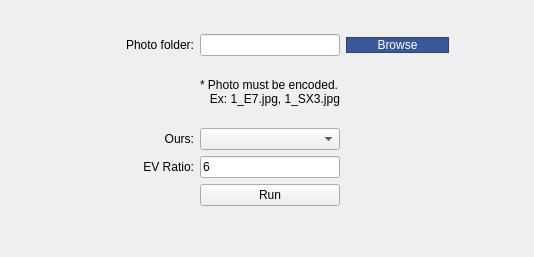
Old version of the form NTU/Chou/newUI.ui in the repository YuTing-Fang1999/FIH-tool.
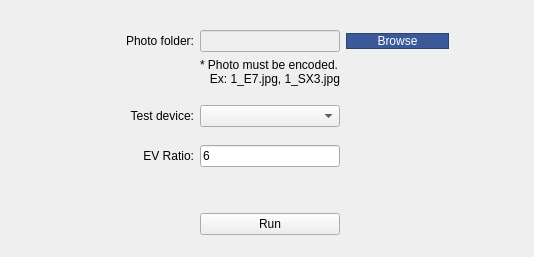
New version of the form.

The edit to the form file:
```diff
--- a/NTU/Chou/newUI.ui
+++ b/NTU/Chou/newUI.ui
@@ -16,16 +16,111 @@
   <property name="styleSheet">
    <string notr="true"/>
   </property>
-  <widget class="QWidget" name="">
+  <widget class="QWidget" name="layoutWidget">
    <property name="geometry">
     <rect>
      <x>90</x>
-     <y>34</y>
+     <y>30</y>
      <width>359</width>
-     <height>172</height>
+     <height>205</height>
     </rect>
    </property>
-   <layout class="QGridLayout" name="gridLayout">
+   <layout class="QGridLayout" name="gridLayout" rowstretch="2,2,2,2,2,0,0,0" rowminimumheight="2,2,2,2,2,0,0,0">
+    <property name="verticalSpacing">
+     <number>-1</number>
+    </property>
+    <item row="7" column="2">
+     <spacer name="horizontalSpacer_6">
+      <property name="orientation">
+       <enum>Qt::Horizontal</enum>
+      </property>
+      <property name="sizeHint" stdset="0">
+       <size>
+        <width>40</width>
+        <height>20</height>
+       </size>
+      </property>
+     </spacer>
+    </item>
+    <item row="7" column="1">
+     <widget class="QPushButton" name="pushButton_run">
+      <property name="text">
+       <string>Run</string>
+      </property>
+     </widget>
+    </item>
+    <item row="4" column="0">
+     <spacer name="verticalSpacer">
+      <property name="orientation">
+       <enum>Qt::Vertical</enum>
+      </property>
+      <property name="sizeHint" stdset="0">
+       <size>
+        <width>20</width>
+        <height>40</height>
+       </size>
+      </property>
+     </spacer>
+    </item>
+    <item row="5" column="2">
+     <spacer name="horizontalSpacer_4">
+      <property name="orientation">
+       <enum>Qt::Horizontal</enum>
+      </property>
+      <property name="sizeHint" stdset="0">
+       <size>
+        <width>40</width>
+        <height>20</height>
+       </size>
+      </property>
+     </spacer>
+    </item>
+    <item row="5" column="0">
+     <widget class="QLabel" name="label_EV_ratio">
+      <property name="text">
+       <string>EV Ratio:</string>
+      </property>
+      <property name="alignment">
+       <set>Qt::AlignRight|Qt::AlignTrailing|Qt::AlignVCenter</set>
+      </property>
+     </widget>
+    </item>
+    <item row="5" column="1">
+     <widget class="QLineEdit" name="lineEdit_EV_ratio">
+      <property name="text">
+       <string>6</string>
+      </property>
+     </widget>
+    </item>
+    <item row="3" column="2">
+     <spacer name="horizontalSpacer_3">
+      <property name="orientation">
+       <enum>Qt::Horizontal</enum>
+      </property>
+      <property name="sizeHint" stdset="0">
+       <size>
+        <width>40</width>
+        <height>20</height>
+       </size>
+      </property>
+     </spacer>
+    </item>
+    <item row="7" column="0">
+     <spacer name="horizontalSpacer_5">
+      <property name="orientation">
+       <enum>Qt::Horizontal</enum>
+      </property>
+      <property name="sizeHint" stdset="0">
+       <size>
+        <width>40</width>
+        <height>20</height>
+       </size>
+      </property>
+     </spacer>
+    </item>
+    <item row="3" column="1">
+     <widget class="QComboBox" name="comboBox_ours"/>
+    </item>
     <item row="0" column="0">
      <widget class="QLabel" name="label_photo_folder">
       <property name="text">
@@ -37,7 +132,11 @@
      </widget>
     </item>
     <item row="0" column="1">
-     <widget class="QLineEdit" name="lineEdit_photo_folder"/>
+     <widget class="QLineEdit" name="lineEdit_photo_folder">
+      <property name="enabled">
+       <bool>false</bool>
+      </property>
+     </widget>
     </item>
     <item row="0" column="2">
      <widget class="QPushButton" name="pushButton_photo_folder">
@@ -55,6 +154,19 @@
       </property>
      </widget>
     </item>
+    <item row="1" column="2">
+     <spacer name="horizontalSpacer_2">
+      <property name="orientation">
+       <enum>Qt::Horizontal</enum>
+      </property>
+      <property name="sizeHint" stdset="0">
+       <size>
+        <width>40</width>
+        <height>20</height>
+       </size>
+      </property>
+     </spacer>
+    </item>
     <item row="1" column="0">
      <spacer name="horizontalSpacer">
       <property name="orientation">
@@ -80,104 +192,38 @@
       </property>
      </widget>
     </item>
-    <item row="1" column="2">
-     <spacer name="horizontalSpacer_2">
-      <property name="orientation">
-       <enum>Qt::Horizontal</enum>
-      </property>
-      <property name="sizeHint" stdset="0">
-       <size>
-        <width>40</width>
-        <height>20</height>
-       </size>
-      </property>
-     </spacer>
-    </item>
-    <item row="2" column="0">
+    <item row="3" column="0">
      <widget class="QLabel" name="label">
       <property name="text">
-       <string>Ours:</string>
+       <string>Test device:</string>
       </property>
       <property name="alignment">
        <set>Qt::AlignRight|Qt::AlignTrailing|Qt::AlignVCenter</set>
       </property>
      </widget>
     </item>
+    <item row="6" column="0">
+     <spacer name="verticalSpacer_2">
+      <property name="orientation">
+       <enum>Qt::Vertical</enum>
+      </property>
+      <property name="sizeHint" stdset="0">
+       <size>
+        <width>20</width>
+        <height>40</height>
+       </size>
+      </property>
+     </spacer>
+    </item>
     <item row="2" column="1">
-     <widget class="QComboBox" name="comboBox_ours"/>
-    </item>
-    <item row="2" column="2">
-     <spacer name="horizontalSpacer_3">
+     <spacer name="verticalSpacer_3">
       <property name="orientation">
-       <enum>Qt::Horizontal</enum>
+       <enum>Qt::Vertical</enum>
       </property>
       <property name="sizeHint" stdset="0">
        <size>
-        <width>40</width>
-        <height>20</height>
-       </size>
-      </property>
-     </spacer>
-    </item>
-    <item row="3" column="0">
-     <widget class="QLabel" name="label_EV_ratio">
-      <property name="text">
-       <string>EV Ratio:</string>
-      </property>
-      <property name="alignment">
-       <set>Qt::AlignRight|Qt::AlignTrailing|Qt::AlignVCenter</set>
-      </property>
-     </widget>
-    </item>
-    <item row="3" column="1">
-     <widget class="QLineEdit" name="lineEdit_EV_ratio">
-      <property name="text">
-       <string>6</string>
-      </property>
-     </widget>
-    </item>
-    <item row="3" column="2">
-     <spacer name="horizontalSpacer_4">
-      <property name="orientation">
-       <enum>Qt::Horizontal</enum>
-      </property>
-      <property name="sizeHint" stdset="0">
-       <size>
-        <width>40</width>
-        <height>20</height>
-       </size>
-      </property>
-     </spacer>
-    </item>
-    <item row="4" column="0">
-     <spacer name="horizontalSpacer_5">
-      <property name="orientation">
-       <enum>Qt::Horizontal</enum>
-      </property>
-      <property name="sizeHint" stdset="0">
-       <size>
-        <width>40</width>
-        <height>20</height>
-       </size>
-      </property>
-     </spacer>
-    </item>
-    <item row="4" column="1">
-     <widget class="QPushButton" name="pushButton_run">
-      <property name="text">
-       <string>Run</string>
-      </property>
-     </widget>
-    </item>
-    <item row="4" column="2">
-     <spacer name="horizontalSpacer_6">
-      <property name="orientation">
-       <enum>Qt::Horizontal</enum>
-      </property>
-      <property name="sizeHint" stdset="0">
-       <size>
-        <width>40</width>
-        <height>20</height>
+        <width>20</width>
+        <height>40</height>
        </size>
       </property>
      </spacer>
```
Left out of the diff: 3 changed lines with no effect on the pictures.
